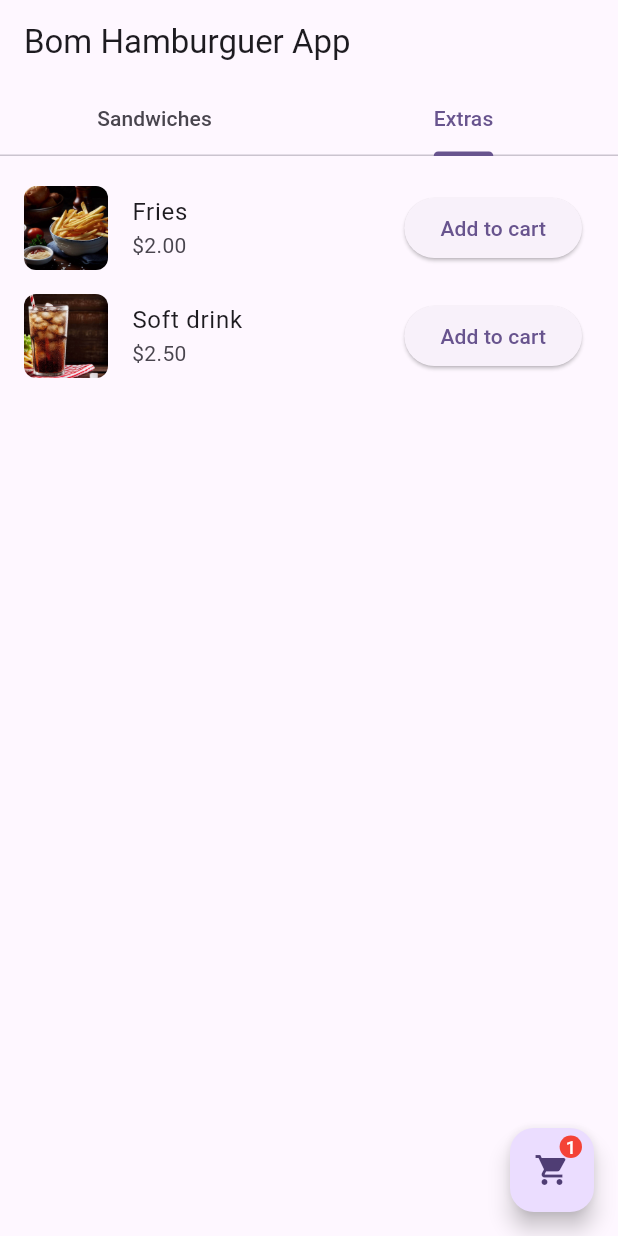
After one commit to dasafodev/bom_hamburguer, a Flutter app: the screen it shows after launch, tab 2 chosen, after a tap on "Add to cart", on a phone screen of 412 x 824 dp. The commit adds this screen. Run offline on Flutter 3.47's test engine with Material 2 defaults, Android fonts, the phone set to English and light mode, and no system bars.

Commit message:
feat(home): Add product to cart

```diff
--- /dev/null
+++ b/lib/models/cart_model.dart
@@ -0,0 +1,42 @@
+import 'package:bom_hamburguer/models/product_model.dart';
+
+class CartModel {
+  final Map<String, Product> _products = {};
+
+  void add(Product product) {
+    if (_products.containsKey(product.name)) {
+      throw Exception(
+          'Each order cannot contain more than one ${product.name}');
+    }
+    _products[product.name] = product;
+  }
+
+  double get total {
+    double sum =
+        _products.values.fold(0, (total, product) => total + product.price);
+    return sum - _calculateDiscount(sum);
+  }
+
+  int get count => _products.length;
+
+  double _calculateDiscount(double total) {
+    if (_isSandwichInCart() &&
+        _products.containsKey('Fries') &&
+        _products.containsKey('Soft drink')) {
+      return total * 0.20; // 20% discount
+    }
+    if (_isSandwichInCart() && _products.containsKey('Soft drink')) {
+      return total * 0.15; // 15% discount
+    }
+    if (_isSandwichInCart() && _products.containsKey('Fries')) {
+      return total * 0.10; // 10% discount
+    }
+    return 0;
+  }
+
+  bool _isSandwichInCart() {
+    return _products.containsKey('X Burger') ||
+        _products.containsKey('X Egg') ||
+        _products.containsKey('X Bacon');
+  }
+}
--- /dev/null
+++ b/lib/modules/home/home_controller.dart
@@ -0,0 +1,30 @@
+import 'package:bom_hamburguer/models/cart_model.dart';
+import 'package:bom_hamburguer/models/product_model.dart';
+import 'package:bom_hamburguer/utils/assets.dart';
+
+class HomeController {
+  final CartModel cart = CartModel();
+
+  final List<Product> sandwiches = [
+    Product(
+      name: 'X Burger',
+      price: 5.0,
+      image: Assets.burguer,
+    ),
+    Product(name: 'X Egg', price: 4.5, image: Assets.egg),
+    Product(name: 'X Bacon', price: 7.0, image: Assets.bacon),
+  ];
+
+  final List<Product> extras = [
+    Product(name: 'Fries', price: 2.0, image: Assets.fries),
+    Product(name: 'Soft drink', price: 2.5, image: Assets.drink),
+  ];
+
+  void addToCart(Product product) {
+    cart.add(product);
+  }
+
+  void goToCart() {}
+
+  String get cartCount => cart.count.toString();
+}
--- a/lib/modules/home/home_view.dart
+++ b/lib/modules/home/home_view.dart
@@ -1,24 +1,26 @@
 import 'package:bom_hamburguer/models/product_model.dart';
-import 'package:bom_hamburguer/utils/assets.dart';
 import 'package:flutter/material.dart';
 
-class HomeView extends StatelessWidget {
-  final List<Product> sandwiches = [
-    Product(
-      name: 'X Burger',
-      price: 5.0,
-      image: Assets.burguer,
-    ),
-    Product(name: 'X Egg', price: 4.5, image: Assets.egg),
-    Product(name: 'X Bacon', price: 7.0, image: Assets.bacon),
-  ];
+import 'home_controller.dart';
+import 'product_list.dart';
 
-  final List<Product> extras = [
-    Product(name: 'Fries', price: 2.0, image: Assets.fries),
-    Product(name: 'Soft drink', price: 2.5, image: Assets.drink),
-  ];
+class HomeView extends StatefulWidget {
+  static const route = '/';
 
-  HomeView({super.key});
+  const HomeView({super.key});
+
+  @override
+  State<HomeView> createState() => _HomeViewState();
+}
+
+class _HomeViewState extends State<HomeView> {
+  final HomeController controller = HomeController();
+
+  void addToCart(Product product) {
+    setState(() {
+      controller.addToCart(product);
+    });
+  }
 
   @override
   Widget build(BuildContext context) {
@@ -53,9 +55,9 @@ class HomeView extends StatelessWidget {
                       color: Colors.red,
                       shape: BoxShape.circle,
                     ),
-                    child: const Text(
-                      '3',
-                      style: TextStyle(
+                    child: Text(
+                      controller.cartCount,
+                      style: const TextStyle(
                         color: Colors.white,
                         fontSize: 12,
                       ),
@@ -67,38 +69,22 @@ class HomeView extends StatelessWidget {
             ),
           ),
           onPressed: () {
-            // Go to cart logic here
+            controller.goToCart();
           },
         ),
         body: TabBarView(
           children: [
-            buildProductList(sandwiches),
-            buildProductList(extras),
+            ProductList(
+              products: controller.sandwiches,
+              onAddToCart: addToCart,
+            ),
+            ProductList(
+              products: controller.extras,
+              onAddToCart: addToCart,
+            ),
           ],
         ),
       ),
     );
   }
-
-  Widget buildProductList(List<Product> products) {
-    return ListView.builder(
-      itemCount: products.length,
-      padding: const EdgeInsets.only(top: 12),
-      itemBuilder: (context, index) {
-        return ListTile(
-          leading: ClipRRect(
-              borderRadius: BorderRadius.circular(8),
-              child: Image.asset(products[index].image)),
-          title: Text(products[index].name),
-          subtitle: Text('\$${products[index].price.toStringAsFixed(2)}'),
-          trailing: ElevatedButton(
-            child: const Text('Add to cart'),
-            onPressed: () {
-              // Add product to cart logic here
-            },
-          ),
-        );
-      },
-    );
-  }
 }
--- /dev/null
+++ b/lib/modules/home/product_list.dart
@@ -0,0 +1,48 @@
+import 'package:bom_hamburguer/models/product_model.dart';
+import 'package:flutter/material.dart';
+
+class ProductList extends StatelessWidget {
+  const ProductList({
+    super.key,
+    required this.products,
+    required this.onAddToCart,
+  });
+  final List<Product> products;
+  final Function(Product) onAddToCart;
+
+  @override
+  Widget build(BuildContext context) {
+    return Builder(
+      builder: (innerContext) => ListView.builder(
+        itemCount: products.length,
+        padding: const EdgeInsets.only(top: 12),
+        itemBuilder: (context, index) {
+          final product = products[index];
+
+          return ListTile(
+            leading: ClipRRect(
+              borderRadius: BorderRadius.circular(8),
+              child: Image.asset(product.image),
+            ),
+            title: Text(product.name),
+            subtitle: Text('\$${product.price.toStringAsFixed(2)}'),
+            trailing: ElevatedButton(
+              child: const Text('Add to cart'),
+              onPressed: () {
+                try {
+                  onAddToCart(product);
+                } catch (e) {
+                  ScaffoldMessenger.of(innerContext).showSnackBar(
+                    SnackBar(
+                      content: Text(e.toString()),
+                    ),
+                  );
+                }
+              },
+            ),
+          );
+        },
+      ),
+    );
+  }
+}
```
